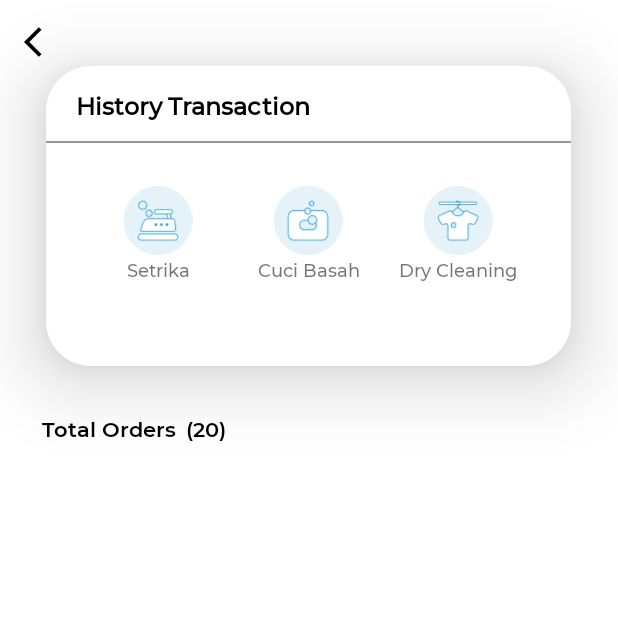
After one commit to Waezqorney12/Semester4_NativeAndroid, an Android app: the HistoryActivity screen opened directly, with no data from a screen before it, on a phone screen of 412 x 824 dp, the top half of it. The commit adds this screen. Run offline under Robolectric (Android 15) with nearby library versions, the phone set to English and light mode, and no system bars.

Commit message:
History Transaction UI and fixing code that contain bug

```diff
--- a/app/src/main/AndroidManifest.xml
+++ b/app/src/main/AndroidManifest.xml
@@ -16,6 +16,9 @@
         android:theme="@style/Theme.MyApplication"
         android:usesCleartextTraffic="true"
         tools:targetApi="31">
+        <activity
+            android:name=".HistoryActivity"
+            android:exported="false" />
         <activity
             android:name=".MainActivity"
             android:exported="false" />
--- a/app/src/main/java/com/example/myapplication/DashboardActivity.java
+++ b/app/src/main/java/com/example/myapplication/DashboardActivity.java
@@ -16,9 +16,8 @@ import org.json.JSONException;
 import org.json.JSONObject;
 
 public class DashboardActivity extends AppCompatActivity {
-    Button btnLogout;
-    Button btnBack;
-    Button btnDetail;
+    Button btnLogout,btnDetail,btnBack,btnHistory;
+
     TextView tUsername,tEmail,tAlamat,tTelepon,createdAt,updatedAt;
 
     SharedPreferences sharedPreferences;
@@ -46,7 +45,7 @@ public class DashboardActivity extends AppCompatActivity {
             btnBack = findViewById(R.id.btnBack);
             btnLogout = findViewById(R.id.btnLogout);
             btnDetail = findViewById(R.id.btnDetail);
-
+            btnHistory = findViewById(R.id.btnHistory);
             getUser();
 
             btnLogout.setOnClickListener(new View.OnClickListener() {
@@ -66,11 +65,25 @@ public class DashboardActivity extends AppCompatActivity {
             btnBack.setOnClickListener(new View.OnClickListener() {
                 @Override
                 public void onClick(View view) {
-                    Intent intents = new Intent(DashboardActivity.this, LoginActivity.class);
-                    startActivity(intents);
+
+                    if (token!=null){
+                        finish();
+                    }else{
+                        Intent intents = new Intent(DashboardActivity.this, LoginActivity.class);
+                        startActivity(intents);
+                    }
+
+                }
+            });
+            btnHistory.setOnClickListener(new View.OnClickListener() {
+                @Override
+                public void onClick(View v) {
+                    Intent intent = new Intent(DashboardActivity.this,HistoryActivity.class);
+                    startActivity(intent);
                 }
             });
         }
+
     private void sendUser(){
         String url = getString(R.string.api_server)+"/user";
 
--- /dev/null
+++ b/app/src/main/java/com/example/myapplication/HistoryActivity.java
@@ -0,0 +1,31 @@
+package com.example.myapplication;
+
+import androidx.appcompat.app.AppCompatActivity;
+
+import android.content.Intent;
+import android.os.Bundle;
+import android.view.View;
+import android.widget.Button;
+import android.widget.ImageView;
+
+public class HistoryActivity extends AppCompatActivity {
+    ImageView btnBack;
+    @Override
+    protected void onCreate(Bundle savedInstanceState) {
+
+        super.onCreate(savedInstanceState);
+        setContentView(R.layout.activity_history);
+        getSupportActionBar().hide();
+
+        btnBack = findViewById(R.id.btnbackHistory);
+
+        btnBack.setOnClickListener(new View.OnClickListener() {
+            @Override
+            public void onClick(View v) {
+                Intent intentHistory = new Intent(HistoryActivity.this,DashboardActivity.class);
+                startActivity(intentHistory);
+            }
+        });
+    }
+
+}
--- a/app/src/main/java/com/example/myapplication/LoginActivity.java
+++ b/app/src/main/java/com/example/myapplication/LoginActivity.java
@@ -115,6 +115,7 @@ public class LoginActivity extends AppCompatActivity {
                                 localStorage.setToken(token);
                                 Intent intent = new Intent(LoginActivity.this, DashboardActivity.class);
                                 Log.d("TAG", "Intent: " + intent);
+                                Toast.makeText(LoginActivity.this, "Selamat Datang di Aplikasi Laundry", Toast.LENGTH_SHORT).show();
                                 startActivity(intent);
                                 finish();
                             } catch (JSONException e) {
--- /dev/null
+++ b/app/src/main/res/drawable/profile_background.xml
@@ -0,0 +1,6 @@
+<?xml version="1.0" encoding="utf-8"?>
+<shape xmlns:android="http://schemas.android.com/apk/res/android">
+    <corners
+        android:radius="30dp"/>
+    <solid android:color="#FFFFFF"/>
+</shape>
--- a/app/src/main/res/layout/activity_dashboard.xml
+++ b/app/src/main/res/layout/activity_dashboard.xml
@@ -89,4 +89,12 @@
         android:text="Detail"
         app:layout_constraintStart_toStartOf="@+id/btnLogout"
         app:layout_constraintTop_toBottomOf="@+id/btnLogout" />
+
+    <Button
+        android:id="@+id/btnHistory"
+        android:layout_width="wrap_content"
+        android:layout_height="wrap_content"
+        android:text="History"
+        app:layout_constraintStart_toStartOf="parent"
+        app:layout_constraintTop_toBottomOf="@+id/btnDetail" />
 </androidx.constraintlayout.widget.ConstraintLayout>
--- /dev/null
+++ b/app/src/main/res/layout/activity_history.xml
@@ -0,0 +1,179 @@
+<?xml version="1.0" encoding="utf-8"?>
+<androidx.constraintlayout.widget.ConstraintLayout xmlns:android="http://schemas.android.com/apk/res/android"
+    xmlns:app="http://schemas.android.com/apk/res-auto"
+    xmlns:tools="http://schemas.android.com/tools"
+    android:layout_width="match_parent"
+    android:layout_height="match_parent"
+    android:background="@color/white"
+    tools:context=".HistoryActivity">
+
+    <ImageView
+        android:id="@+id/btnbackHistory"
+        android:clickable="true"
+        android:layout_width="wrap_content"
+        android:layout_height="wrap_content"
+        android:layout_marginTop="16dp"
+        android:src="@drawable/ic_baseline_arrow_back_ios"
+        app:layout_constraintEnd_toEndOf="parent"
+        app:layout_constraintHorizontal_bias="0.041"
+        app:layout_constraintStart_toStartOf="parent"
+        app:layout_constraintTop_toTopOf="parent" />
+
+    <RelativeLayout
+        android:id="@+id/relativeLayout"
+        android:layout_width="350dp"
+        android:layout_height="200dp"
+        android:layout_marginTop="44dp"
+        android:background="@drawable/profile_background"
+        android:elevation="30dp"
+        app:layout_constraintEnd_toEndOf="parent"
+        app:layout_constraintHorizontal_bias="0.493"
+        app:layout_constraintStart_toStartOf="parent"
+        app:layout_constraintTop_toTopOf="parent">
+
+        <TextView
+            android:layout_width="wrap_content"
+            android:layout_height="wrap_content"
+            android:layout_alignParentEnd="true"
+            android:layout_marginTop="15dp"
+            android:layout_marginEnd="174dp"
+            android:fontFamily="@font/montserrat_medium"
+            android:text="History Transaction"
+            android:textColor="@color/black"
+            android:textSize="16dp"
+            android:textStyle="bold" />
+
+
+        <View
+            android:layout_width="match_parent"
+            android:layout_height="1dp"
+            android:layout_marginTop="50dp"
+
+            android:background="@color/grey" />
+
+        <LinearLayout
+
+            android:layout_width="match_parent"
+            android:layout_height="wrap_content"
+            android:layout_alignParentBottom="true"
+            android:layout_marginBottom="56dp"
+            android:gravity="center"
+
+            android:orientation="horizontal">
+
+            <RelativeLayout
+                android:layout_width="100dp"
+                android:layout_height="wrap_content"
+                android:gravity="center_horizontal">
+
+                <ImageView
+                    android:id="@+id/setrikaHistory"
+                    android:layout_width="match_parent"
+                    android:layout_height="50dp"
+                    android:clickable="true"
+
+                    android:padding="2dp"
+                    android:src="@drawable/setrika" />
+
+                <TextView
+                    android:layout_width="match_parent"
+                    android:layout_height="wrap_content"
+                    android:layout_below="@id/setrikaHistory"
+                    android:fontFamily="@font/montserrat_medium"
+                    android:gravity="center"
+                    android:text="Setrika"
+                    android:textSize="12sp" />
+
+            </RelativeLayout>
+
+            <RelativeLayout
+                android:layout_width="100dp"
+                android:layout_height="wrap_content"
+                android:gravity="center_horizontal">
+
+                <ImageView
+                    android:id="@+id/cuciBasahHistory"
+                    android:layout_width="match_parent"
+                    android:layout_height="50dp"
+                    android:layout_centerHorizontal="true"
+                    android:clickable="true"
+                    android:padding="2dp"
+                    android:src="@drawable/cuci_basah" />
+
+                <TextView
+
+                    android:layout_width="match_parent"
+                    android:layout_height="wrap_content"
+                    android:layout_below="@id/cuciBasahHistory"
+                    android:fontFamily="@font/montserrat_medium"
+                    android:text="Cuci Basah"
+                    android:textAlignment="center"
+                    android:textSize="12sp" />
+            </RelativeLayout>
+
+            <RelativeLayout
+                android:layout_width="100dp"
+                android:layout_height="wrap_content"
+                android:gravity="center_horizontal">
+
+                <ImageView
+                    android:id="@+id/dryingCleaningHistory"
+                    android:layout_width="match_parent"
+                    android:layout_height="50dp"
+                    android:layout_centerHorizontal="true"
+                    android:clickable="true"
+                    android:padding="2dp"
+                    android:src="@drawable/dry_cleaning" />
+
+                <TextView
+
+                    android:layout_width="match_parent"
+                    android:layout_height="wrap_content"
+                    android:layout_below="@id/dryingCleaningHistory"
+                    android:fontFamily="@font/montserrat_medium"
+                    android:text="Dry Cleaning"
+                    android:textAlignment="center"
+                    android:textSize="12sp" />
+            </RelativeLayout>
+
+
+        </LinearLayout>
+
+
+    </RelativeLayout>
+
+    <TextView
+        android:id="@+id/totalOrder"
+        android:layout_width="wrap_content"
+        android:layout_height="wrap_content"
+        android:layout_marginStart="28dp"
+        android:layout_marginTop="32dp"
+        android:fontFamily="@font/montserrate_semi"
+        android:text="Total Orders"
+        android:textColor="@color/black"
+        app:layout_constraintStart_toStartOf="parent"
+        app:layout_constraintTop_toBottomOf="@+id/relativeLayout" />
+
+    <TextView
+        android:id="@+id/numberOrderHistory"
+        android:layout_width="wrap_content"
+        android:layout_height="wrap_content"
+        android:layout_marginTop="276dp"
+        android:fontFamily="@font/montserrate_semi"
+        android:text="(20)"
+        android:textColor="@color/black"
+        app:layout_constraintEnd_toEndOf="parent"
+        app:layout_constraintHorizontal_bias="0.026"
+        app:layout_constraintStart_toEndOf="@+id/totalOrder"
+        app:layout_constraintTop_toTopOf="parent" />
+
+    <androidx.recyclerview.widget.RecyclerView
+        android:layout_width="357dp"
+        android:layout_height="429dp"
+        app:layout_constraintBottom_toBottomOf="parent"
+        app:layout_constraintEnd_toEndOf="parent"
+        app:layout_constraintStart_toStartOf="parent"
+        app:layout_constraintTop_toTopOf="parent"
+        app:layout_constraintVertical_bias="1.0" />
+
+</androidx.constraintlayout.widget.ConstraintLayout>
--- a/app/src/main/res/layout/activity_profile.xml
+++ b/app/src/main/res/layout/activity_profile.xml
@@ -5,7 +5,7 @@
     android:id="@+id/linearLayout2"
     android:layout_width="match_parent"
     android:layout_height="match_parent"
-    android:background="#EEEEEE"
+    android:background="@color/white"
     android:orientation="vertical"
     tools:context=".ProfileActivity">
 
@@ -18,37 +18,67 @@
         app:layout_constraintLeft_toLeftOf="parent"
         app:layout_constraintTop_toTopOf="parent" />
 
+
+    <LinearLayout
+        android:id="@+id/linearLayout4"
+        android:layout_width="150dp"
+        android:layout_height="wrap_content"
+        android:layout_marginTop="124dp"
+        android:background="@drawable/profile_background"
+        android:elevation="15dp"
+        app:layout_constraintEnd_toEndOf="parent"
+        app:layout_constraintHorizontal_bias="0.498"
+        app:layout_constraintStart_toStartOf="parent"
+        app:layout_constraintTop_toTopOf="parent">
+
         <ImageView
             android:id="@+id/profilePic"
             android:layout_width="150dp"
             android:layout_height="150dp"
+            android:layout_marginLeft="144dp"
 
-        android:layout_marginLeft="144dp"
-        android:layout_marginTop="124dp"
+
             android:layout_marginEnd="128dp"
             android:background="@drawable/profilepic"
+            android:elevation="50dp"
             app:layout_constraintEnd_toEndOf="parent"
             app:layout_constraintLeft_toLeftOf="parent"
             app:layout_constraintTop_toTopOf="parent" />
+    </LinearLayout>
 
     <TextView
         android:id="@+id/pUsername"
         android:layout_width="wrap_content"
         android:layout_height="wrap_content"
 
-        android:layout_marginTop="12dp"
+        android:layout_marginTop="20dp"
         android:gravity="center"
         android:text="Username"
         android:textColor="@color/black"
         app:layout_constraintEnd_toEndOf="parent"
+        app:layout_constraintHorizontal_bias="0.498"
         app:layout_constraintStart_toStartOf="parent"
-        app:layout_constraintTop_toBottomOf="@+id/profilePic" />
+        app:layout_constraintTop_toBottomOf="@+id/linearLayout4" />
+
+    <LinearLayout
+        android:layout_width="350dp"
+        android:layout_height="350dp"
+        android:background="@drawable/profile_background"
+        android:elevation="30dp"
+        android:gravity="center"
+        android:orientation="vertical"
+        app:layout_constraintBottom_toBottomOf="parent"
+        app:layout_constraintEnd_toEndOf="parent"
+        app:layout_constraintHorizontal_bias="0.491"
+        app:layout_constraintStart_toStartOf="parent"
+        app:layout_constraintTop_toBottomOf="@+id/pUsername"
+        app:layout_constraintVertical_bias="0.411">
+
 
         <Button
             android:id="@+id/bPersonal"
             android:layout_width="300dp"
             android:layout_height="50dp"
-        android:layout_marginTop="20dp"
             android:background="@drawable/solid"
             android:drawableLeft="@drawable/ic_baseline_contacts_24"
             android:paddingLeft="15dp"
@@ -78,7 +108,7 @@
             android:id="@+id/bLogout"
             android:layout_width="300dp"
             android:layout_height="50dp"
-        android:layout_marginLeft="16dp"
+
             android:layout_marginTop="24dp"
             android:background="@drawable/solid"
             android:drawableLeft="@drawable/ic_baseline_cancel_24"
@@ -107,5 +137,5 @@
             app:layout_constraintHorizontal_bias="0.504"
             app:layout_constraintStart_toStartOf="parent"
             app:layout_constraintTop_toBottomOf="@+id/bLogout" />
-
+    </LinearLayout>
 </androidx.constraintlayout.widget.ConstraintLayout>
--- a/app/src/main/res/values/colors.xml
+++ b/app/src/main/res/values/colors.xml
@@ -8,5 +8,6 @@
     <color name="black">#FF000000</color>
     <color name="white">#FFFFFFFF</color>
     <color name="blue">#1E90FF</color>
+    <color name="grey">#969696</color>
 
 </resources>
```
Also changed, not shown: app/src/main/res/drawable/cuci_basah.png (added), app/src/main/res/drawable/dry_cleaning.png (added), app/src/main/res/drawable/setrika.png (added), app/src/main/res/font/montserrat_medium.ttf (added), app/src/main/res/font/montserrate_semi.ttf (added). Lines whose indentation alone changed are shown as unchanged.
